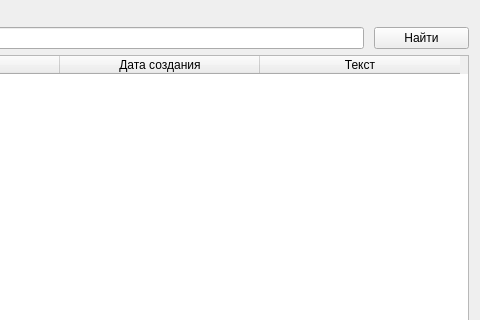
The window that ToDo/main.ui (trpo2021/cw-iv-021_todo-list) describes before a commit, drawn with Qt 5; both pictures show x 552 to 1032 and y 0 to 320 of the 1032 by 896 pixel window.
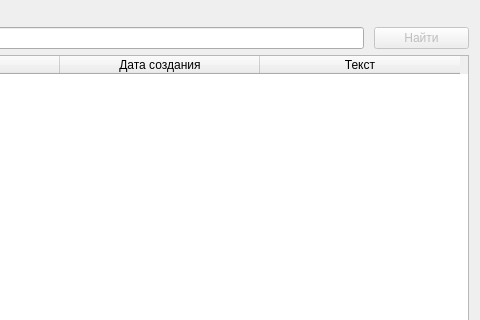
The same window after the commit.

Patch:
```diff
--- a/ToDo/main.ui
+++ b/ToDo/main.ui
@@ -117,6 +117,9 @@
      </item>
      <item row="1" column="4">
       <widget class="QPushButton" name="search">
+       <property name="enabled">
+        <bool>false</bool>
+       </property>
        <property name="sizePolicy">
         <sizepolicy hsizetype="Fixed" vsizetype="Fixed">
          <horstretch>0</horstretch>
```
Left out of the diff: 2 changed lines with no effect on the pictures.
